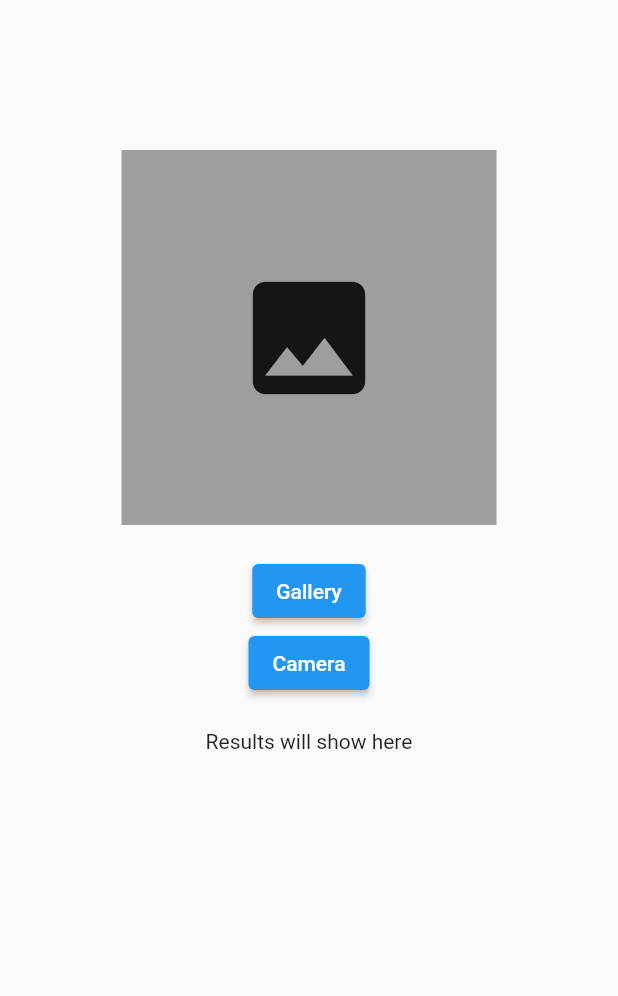
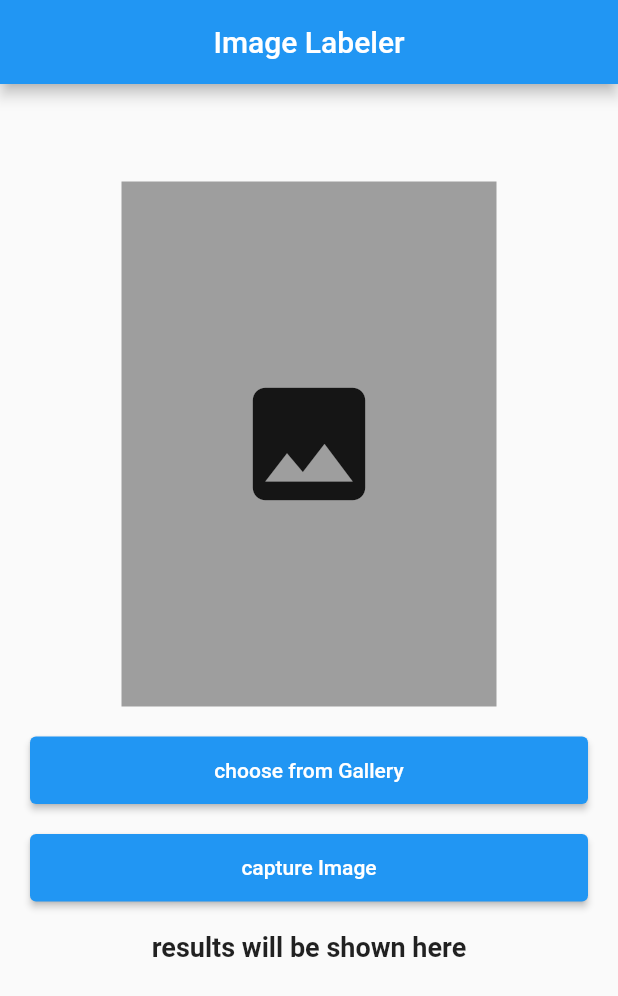
Before and after one commit to nilaysaha05/image_labeling_app_ml, a Flutter app: the screen it shows after launch, on a phone screen of 412 x 824 dp. Shown: the top 996 px of the screen. Run offline on Flutter 3.47's test engine with Material 2 defaults, Android fonts, the phone set to English and light mode, and no system bars; our stand-ins replace image_picker; missing offline and left inert: google_mlkit_image_labeling.

Commit message:
final commit

```diff
--- a/lib/home_page.dart
+++ b/lib/home_page.dart
@@ -1,5 +1,6 @@
 import 'dart:io';
 import 'package:flutter/material.dart';
+import 'package:google_mlkit_image_labeling/google_mlkit_image_labeling.dart';
 import 'package:image_picker/image_picker.dart';
 
 class HomePage extends StatefulWidget {
@@ -12,6 +13,18 @@ class HomePage extends StatefulWidget {
 class _HomePageState extends State<HomePage> {
   late ImagePicker _imagePicker;
   File? _image;
+  String result = "results will be shown here";
+  dynamic imageLabeler;
+
+  @override
+  void initState() {
+    // TODO: implement initState
+    super.initState();
+    _imagePicker = ImagePicker();
+    final ImageLabelerOptions options =
+        ImageLabelerOptions(confidenceThreshold: 0.5);
+    imageLabeler = ImageLabeler(options: options);
+  }
 
   @override
   void dispose() {
@@ -19,72 +32,104 @@ class _HomePageState extends State<HomePage> {
     super.dispose();
   }
 
-  @override
-  void initState() {
-    // TODO: implement initState
-    super.initState();
-    _imagePicker = ImagePicker();
+  _imageFromGallery() async {
+    XFile? pickedFile =
+        await _imagePicker.pickImage(source: ImageSource.gallery);
+    if (pickedFile != null) {
+      setState(() {
+        _image = File(pickedFile.path);
+        doImageLabeling();
+      });
+    }
   }
 
-
-  _imageFromGallery() async {
-    XFile? pickedFile = await _imagePicker.pickImage(source:ImageSource.gallery);
-    if(pickedFile!=null)
-      {
+  _imageFromCamera() async {
+    XFile? pickedFile =
+        await _imagePicker.pickImage(source: ImageSource.camera);
+    _image = File(pickedFile!.path);
     setState(() {
-          _image = File(pickedFile.path);
+      _image;
+      doImageLabeling();
     });
   }
 
+  doImageLabeling() async {
+    InputImage inputImage = InputImage.fromFile(_image!!);
+    final List<ImageLabel> labels = await imageLabeler.processImage(inputImage);
+    result = "";
+    for (ImageLabel label in labels) {
+      final String text = label.label;
+      final int index = label.index;
+      final double confidence = label.confidence;
+      result += "$text ${confidence.toStringAsFixed(2)}\n";
     }
-
-  _imageFromCamera() async {
-    XFile? pickedFile = await _imagePicker.pickImage(source:ImageSource.camera);
-
     setState(() {
-        _image = File(pickedFile!.path);
+      result;
     });
-
-
   }
 
   @override
   Widget build(BuildContext context) {
     return Scaffold(
+      appBar: AppBar(
+        title: const Center(
+          child: Text("Image Labeler"),
+        ),
+      ),
       body: SingleChildScrollView(
+        child: Padding(
+          padding: const EdgeInsets.all(20.0),
           child: Column(
             crossAxisAlignment: CrossAxisAlignment.center,
             children: [
               const SizedBox(
-              height: 100,
+                height: 45,
               ),
               Center(
                 child: Container(
-                height: 250,
+                  height: 350,
                   width: 250,
                   color: Colors.grey,
-                child: _image ==null ? const Icon(
+                  child: _image == null
+                      ? const Icon(
                           Icons.image,
                           size: 100,
-                ) : Image.file(_image!),
+                        )
+                      : Image.file(_image!),
                 ),
               ),
               const SizedBox(
                 height: 20,
               ),
-            ElevatedButton(
+              SizedBox(
+                width: double.infinity,
+                height: 45,
+                child: ElevatedButton(
                   onPressed: _imageFromGallery,
-              child: const Text("Gallery"),
+                  child: const Text("choose from Gallery"),
                 ),
-            ElevatedButton(
+              ),
+              const SizedBox(height: 20.0,),
+              SizedBox(
+                width: double.infinity,
+                height: 45,
+                child: ElevatedButton(
                   onPressed: _imageFromCamera,
-              child: const Text("Camera"),
+                  child: const Text("capture Image"),
+                ),
               ),
               const SizedBox(
                 height: 20,
               ),
-            const Text('Results will show here'),
+              Text(
+                result,
+                style: const TextStyle(
+                  fontSize: 18.0,
+                  fontWeight: FontWeight.bold,
+                ),
+              ),
             ],
+          ),
         ),
       ),
     );
--- a/lib/main.dart
+++ b/lib/main.dart
@@ -10,7 +10,8 @@ class MyApp extends StatelessWidget {
 
   @override
   Widget build(BuildContext context) {
-    return  MaterialApp(
+    return const MaterialApp(
+      debugShowCheckedModeBanner: false,
       home: HomePage(),
     );
   }
--- a/pubspec.yaml
+++ b/pubspec.yaml
@@ -31,6 +31,7 @@ dependencies:
   flutter:
     sdk: flutter
   image_picker: ^0.8.7
+  google_mlkit_image_labeling: ^0.5.0
 
 
   # The following adds the Cupertino Icons font to your application.
```
Also changed, not shown: pubspec.lock, 1 other file. Lines whose indentation alone changed are shown as unchanged.
